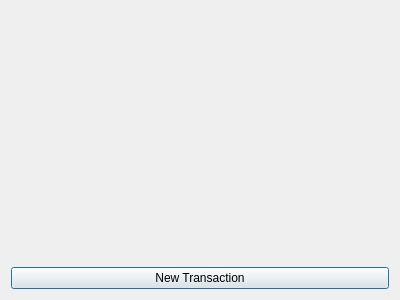
asynts/QtAccounting, file Widgets/BillEditorDialog.ui: the form before one commit.
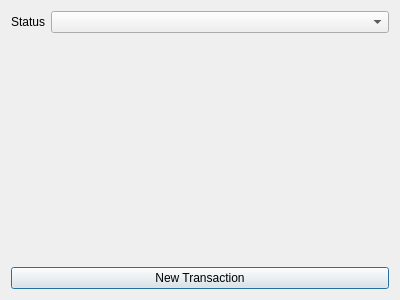
The form after the commit.

Commit message:
Try to allow changing the state of bills
Currently, I receive a "SIGSEGV" whan I try to emit the
'signalBillChanged' signal.

The edit to the form file:
```diff
--- a/Widgets/BillEditorDialog.ui
+++ b/Widgets/BillEditorDialog.ui
@@ -15,7 +15,31 @@
   </property>
   <layout class="QVBoxLayout" name="verticalLayout">
    <item>
-    <widget class="QWidget" name="m_container_QWidget" native="true"/>
+    <layout class="QFormLayout" name="formLayout">
+     <property name="sizeConstraint">
+      <enum>QLayout::SetDefaultConstraint</enum>
+     </property>
+     <item row="0" column="0">
+      <widget class="QLabel" name="label">
+       <property name="text">
+        <string>Status</string>
+       </property>
+      </widget>
+     </item>
+     <item row="0" column="1">
+      <widget class="QComboBox" name="m_status_QComboBox"/>
+     </item>
+    </layout>
+   </item>
+   <item>
+    <widget class="QWidget" name="m_container_QWidget" native="true">
+     <property name="sizePolicy">
+      <sizepolicy hsizetype="Preferred" vsizetype="Expanding">
+       <horstretch>0</horstretch>
+       <verstretch>0</verstretch>
+      </sizepolicy>
+     </property>
+    </widget>
    </item>
    <item>
     <widget class="QPushButton" name="m_new_QPushButton">
```
The commit also changes 3 other files.
